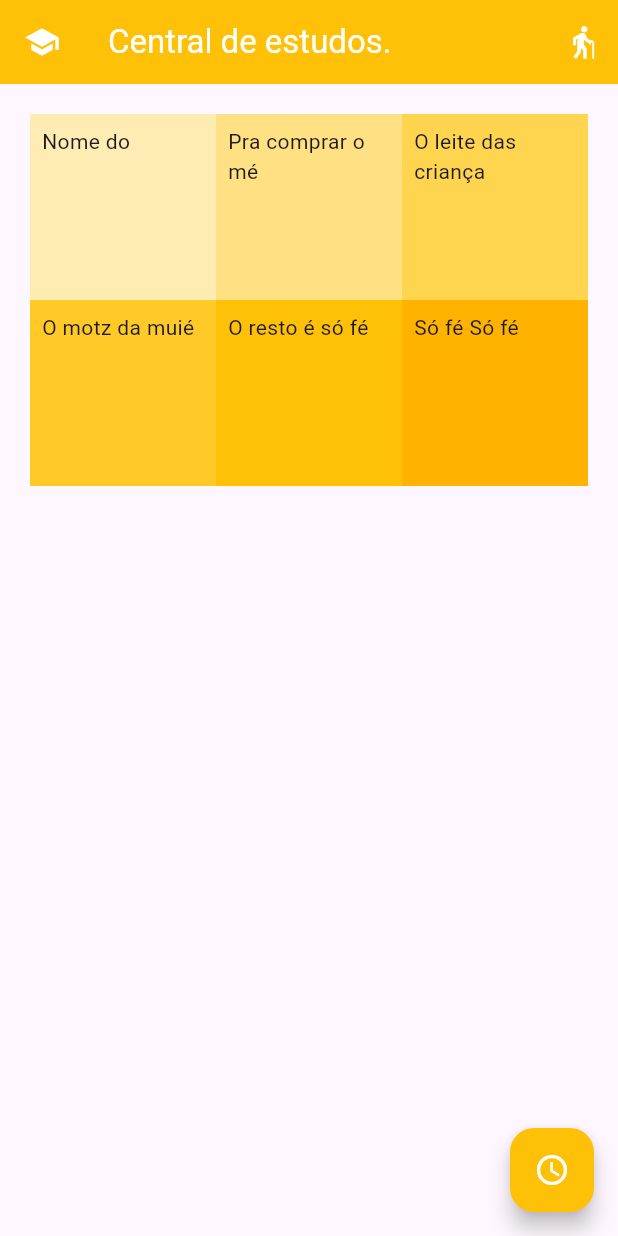
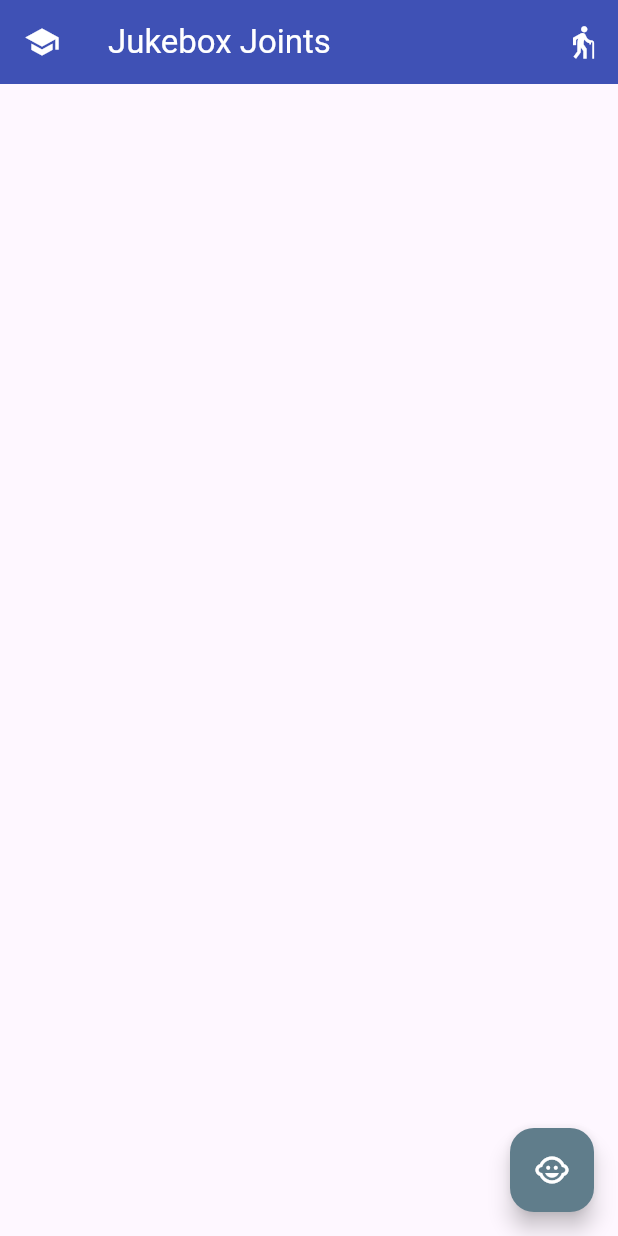
Before and after one commit to vichsort/flutter-negao, a Flutter app: the screen it shows after launch, on a phone screen of 412 x 824 dp. Run offline on Flutter 3.47's test engine with Material 3 defaults, Android fonts, the phone set to English and light mode, and no system bars.

Commit message:
botoes novos

```diff
--- a/lib/main.dart
+++ b/lib/main.dart
@@ -12,56 +12,17 @@ class TelaInicial extends StatelessWidget {
   Widget build(BuildContext context) {
     return Scaffold(
       appBar: AppBar(
-        backgroundColor: Colors.amber,
+        backgroundColor: Colors.indigo,
         actions: [
           IconButton(
             onPressed: () {},
             icon: Icon(Icons.elderly, color: Colors.white),
           ),
         ],
-        title: Text(
-          "Central de estudos.",
-          style: TextStyle(color: Colors.white),
-        ),
+        title: Text("Jukebox Joints", style: TextStyle(color: Colors.white)),
         leading: Icon(Icons.school, color: Colors.white),
       ),
-      body: GridView.count(
-        primary: false,
-        padding: const EdgeInsets.all(20),
-        crossAxisCount: 3,
-        children: [
-          Container(
-            padding: const EdgeInsets.all(8),
-            color: Colors.amber[100],
-            child: const Text("Nome do"),
-          ),
-          Container(
-            padding: const EdgeInsets.all(8),
-            color: Colors.amber[200],
-            child: const Text('Pra comprar o mé'),
-          ),
-          Container(
-            padding: const EdgeInsets.all(8),
-            color: Colors.amber[300],
-            child: const Text('O leite das criança'),
-          ),
-          Container(
-            padding: const EdgeInsets.all(8),
-            color: Colors.amber[400],
-            child: const Text('O motz da muié'),
-          ),
-          Container(
-            padding: const EdgeInsets.all(8),
-            color: Colors.amber[500],
-            child: const Text('O resto é só fé'),
-          ),
-          Container(
-            padding: const EdgeInsets.all(8),
-            color: Colors.amber[600],
-            child: const Text('Só fé Só fé'),
-          ),
-        ],
-      ),
+      body: ListView(),
       floatingActionButton: FloatingActionButton(
         onPressed: () {
           Navigator.push(
@@ -69,26 +30,30 @@ class TelaInicial extends StatelessWidget {
             MaterialPageRoute(builder: (context) => TelaCadastro()),
           );
         },
-        backgroundColor: Colors.amber,
-        child: Icon(Icons.schedule, color: Colors.white),
+        backgroundColor: Colors.blueGrey,
+        child: Icon(Icons.child_care_outlined, color: Colors.white),
       ),
     );
   }
 }
 
 class TelaCadastro extends StatelessWidget {
+  final TextEditingController _controllernome = TextEditingController();
+  final TextEditingController _controlerquant = TextEditingController();
+  final TextEditingController _controllerpreco = TextEditingController();
+
   @override
   Widget build(BuildContext context) {
     return Scaffold(
       appBar: AppBar(
-        backgroundColor: Colors.blueGrey,
+        backgroundColor: Colors.indigo,
         actions: [
           IconButton(
             onPressed: () {},
             icon: Icon(Icons.abc, color: Colors.white),
           ),
         ],
-        title: Text("Central Vitores", style: TextStyle(color: Colors.white)),
+        title: Text("Cadastrar", style: TextStyle(color: Colors.white)),
         leading: Icon(Icons.school, color: Colors.white),
       ),
       body: ListView(
@@ -105,6 +70,7 @@ class TelaCadastro extends StatelessWidget {
                       border: OutlineInputBorder(),
                       labelText: 'Nome do produto',
                     ),
+                    controller: _controllernome,
                   ),
                 ),
 
@@ -116,6 +82,7 @@ class TelaCadastro extends StatelessWidget {
                       border: OutlineInputBorder(),
                       labelText: 'Quantidade',
                     ),
+                    controller: _controlerquant,
                   ),
                 ),
 
@@ -127,18 +94,28 @@ class TelaCadastro extends StatelessWidget {
                       border: OutlineInputBorder(),
                       labelText: 'Preço do produto',
                     ),
+                    controller: _controllerpreco,
                   ),
                 ),
 
                 SizedBox(
-                  child: Row(
-                    children: [
-                      IconButton(
-                        onPressed: () {},
-                        icon: Icon(Icons.delete_forever, color: Colors.red),
-                      ),
-                      IconButton(onPressed: () {}, icon: Icon(Icons.send)),
-                    ],
+                  child: Center(
+                    child: Row(
+                      children: [
+                        ElevatedButton(
+                          onPressed: () {
+                            _controllernome.text = "";
+                            _controlerquant.text = "";
+                            _controllerpreco.text = "";
+                          },
+                          child: Icon(Icons.delete_forever, color: Colors.red),
+                        ),
+                        ElevatedButton(
+                          onPressed: () {},
+                          child: Icon(Icons.send),
+                        ),
+                      ],
+                    ),
                   ),
                 ),
               ],
@@ -154,7 +131,7 @@ class TelaCadastro extends StatelessWidget {
           );
         },
         backgroundColor: Colors.blueGrey,
-        child: Icon(Icons.back_hand, color: Colors.white),
+        child: Icon(Icons.child_care_outlined, color: Colors.white),
       ),
     );
   }
```
